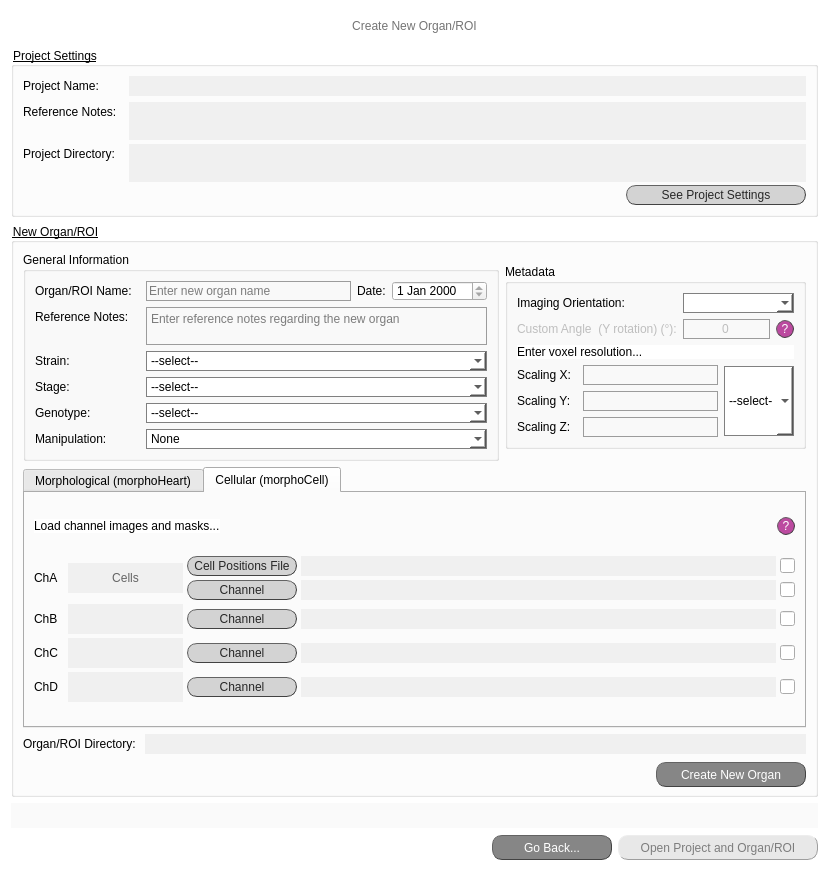
First picture: the form in src/gui/ui/create_organ_screen.ui, repository jsanchez679/morphoHeart, before the edit.
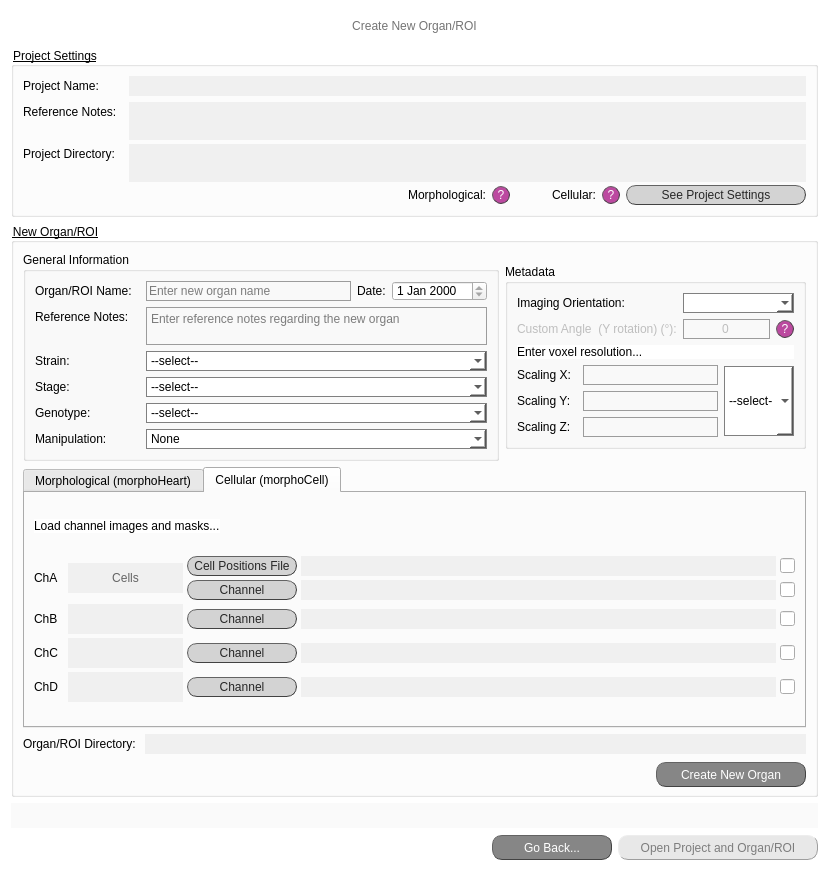
Second picture: the form after the edit.

Commit message: Finished connecting ? buttons - Final release to Zenodo v3.0.0

The edit to the form file:
```diff
--- a/src/gui/ui/create_organ_screen.ui
+++ b/src/gui/ui/create_organ_screen.ui
@@ -340,6 +340,134 @@
           </property>
          </spacer>
         </item>
+        <item>
+         <widget class="QLabel" name="lab_ch1_6">
+          <property name="sizePolicy">
+           <sizepolicy hsizetype="Fixed" vsizetype="Fixed">
+            <horstretch>0</horstretch>
+            <verstretch>0</verstretch>
+           </sizepolicy>
+          </property>
+          <property name="minimumSize">
+           <size>
+            <width>100</width>
+            <height>18</height>
+           </size>
+          </property>
+          <property name="maximumSize">
+           <size>
+            <width>30</width>
+            <height>16777215</height>
+           </size>
+          </property>
+          <property name="styleSheet">
+           <string notr="true">font: 25 10pt &quot;Calibri Light&quot;;</string>
+          </property>
+          <property name="text">
+           <string>Morphological:</string>
+          </property>
+          <property name="alignment">
+           <set>Qt::AlignRight|Qt::AlignTrailing|Qt::AlignVCenter</set>
+          </property>
+         </widget>
+        </item>
+        <item>
+         <widget class="QPushButton" name="q_new_organ_mH">
+          <property name="minimumSize">
+           <size>
+            <width>18</width>
+            <height>18</height>
+           </size>
+          </property>
+          <property name="maximumSize">
+           <size>
+            <width>18</width>
+            <height>18</height>
+           </size>
+          </property>
+          <property name="styleSheet">
+           <string notr="true">QPushButton{border-radius:9px;
+border-width: 1px;
+border-style: outset;
+border-color: rgb(66, 66, 66);
+background-color: rgba(162, 0, 122,180);
+color: rgb(255, 255, 255);
+font: 9pt &quot;Calibri Light&quot;;}
+
+QPushButton:hover{
+background-color: rgb(0, 0, 0);
+border-color: #672146
+}</string>
+          </property>
+          <property name="text">
+           <string>?</string>
+          </property>
+         </widget>
+        </item>
+        <item>
+         <widget class="QLabel" name="lab_ch1_7">
+          <property name="sizePolicy">
+           <sizepolicy hsizetype="Fixed" vsizetype="Fixed">
+            <horstretch>0</horstretch>
+            <verstretch>0</verstretch>
+           </sizepolicy>
+          </property>
+          <property name="minimumSize">
+           <size>
+            <width>80</width>
+            <height>18</height>
+           </size>
+          </property>
+          <property name="maximumSize">
+           <size>
+            <width>30</width>
+            <height>16777215</height>
+           </size>
+          </property>
+          <property name="styleSheet">
+           <string notr="true">font: 25 10pt &quot;Calibri Light&quot;;</string>
+          </property>
+          <property name="text">
+           <string>Cellular:</string>
+          </property>
+          <property name="alignment">
+           <set>Qt::AlignRight|Qt::AlignTrailing|Qt::AlignVCenter</set>
+          </property>
+         </widget>
+        </item>
+        <item>
+         <widget class="QPushButton" name="q_new_organ_mC">
+          <property name="minimumSize">
+           <size>
+            <width>18</width>
+            <height>18</height>
+           </size>
+          </property>
+          <property name="maximumSize">
+           <size>
+            <width>18</width>
+            <height>18</height>
+           </size>
+          </property>
+          <property name="styleSheet">
+           <string notr="true">QPushButton{border-radius:9px;
+border-width: 1px;
+border-style: outset;
+border-color: rgb(66, 66, 66);
+background-color: rgba(162, 0, 122,180);
+color: rgb(255, 255, 255);
+font: 9pt &quot;Calibri Light&quot;;}
+
+QPushButton:hover{
+background-color: rgb(0, 0, 0);
+border-color: #672146
+}</string>
+          </property>
+          <property name="text">
+           <string>?</string>
+          </property>
+         </widget>
+        </item>
         <item>
          <widget class="QPushButton" name="button_see_proj_settings">
           <property name="minimumSize">
@@ -1624,39 +1752,6 @@
               </property>
              </spacer>
             </item>
-            <item>
-             <widget class="QPushButton" name="q_new_organ_mH">
-              <property name="minimumSize">
-               <size>
-                <width>18</width>
-                <height>18</height>
-               </size>
-              </property>
-              <property name="maximumSize">
-               <size>
-                <width>18</width>
-                <height>18</height>
-               </size>
-              </property>
-              <property name="styleSheet">
-               <string notr="true">QPushButton{border-radius:9px;
-border-width: 1px;
-border-style: outset;
-border-color: rgb(66, 66, 66);
-background-color: rgba(162, 0, 122,180);
-color: rgb(255, 255, 255);
-font: 9pt &quot;Calibri Light&quot;;}
-
-QPushButton:hover{
-background-color: rgb(0, 0, 0);
-border-color: #672146
-}</string>
-              </property>
-              <property name="text">
-               <string>?</string>
-              </property>
-             </widget>
-            </item>
            </layout>
           </item>
           <item>
@@ -3022,39 +3117,6 @@
               </property>
              </spacer>
             </item>
-            <item>
-             <widget class="QPushButton" name="q_new_organ_mC">
-              <property name="minimumSize">
-               <size>
-                <width>18</width>
-                <height>18</height>
-               </size>
-              </property>
-              <property name="maximumSize">
-               <size>
-                <width>18</width>
-                <height>18</height>
-               </size>
-              </property>
-              <property name="styleSheet">
-               <string notr="true">QPushButton{border-radius:9px;
-border-width: 1px;
-border-style: outset;
-border-color: rgb(66, 66, 66);
-background-color: rgba(162, 0, 122,180);
-color: rgb(255, 255, 255);
-font: 9pt &quot;Calibri Light&quot;;}
-
-QPushButton:hover{
-background-color: rgb(0, 0, 0);
-border-color: #672146
-}</string>
-              </property>
-              <property name="text">
-               <string>?</string>
-              </property>
-             </widget>
-            </item>
            </layout>
           </item>
           <item>
```
The commit also changes 7 other files.
